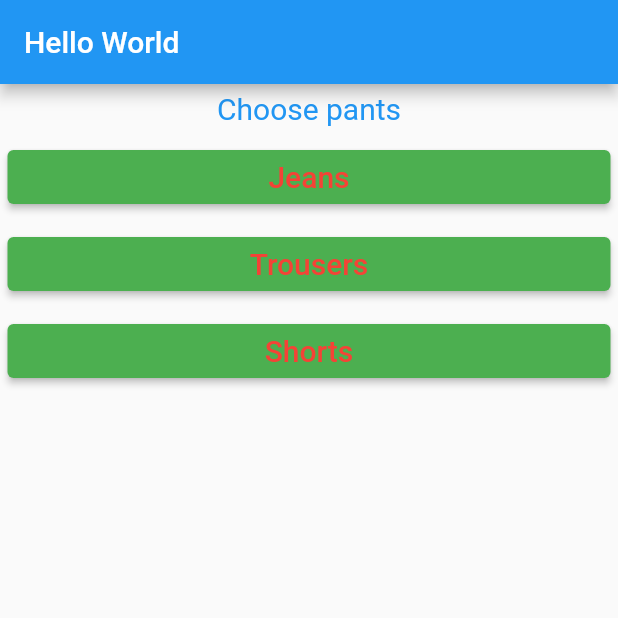
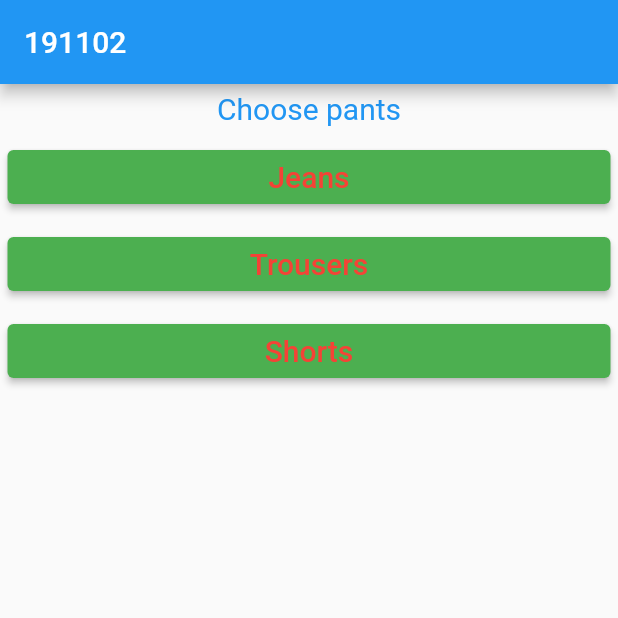
Before and after one commit to Antonio-Gilev/misLab, a Flutter app: the screen it shows after launch, on a phone screen of 412 x 824 dp, the top half of it. Run offline on Flutter 3.47's test engine with Material 2 defaults, Android fonts, the phone set to English and light mode, and no system bars.

Commit message:
Commit lab 2

```diff
--- a/lib/main.dart
+++ b/lib/main.dart
@@ -41,7 +41,7 @@ class _MyAppState extends State<MyApp> {
       title: 'Hello World',
       home: Scaffold(
         appBar: AppBar(
-          title: const Text('Hello World'),
+          title: const Text('191102'),
         ),
         body: Column(
           children: [
```
